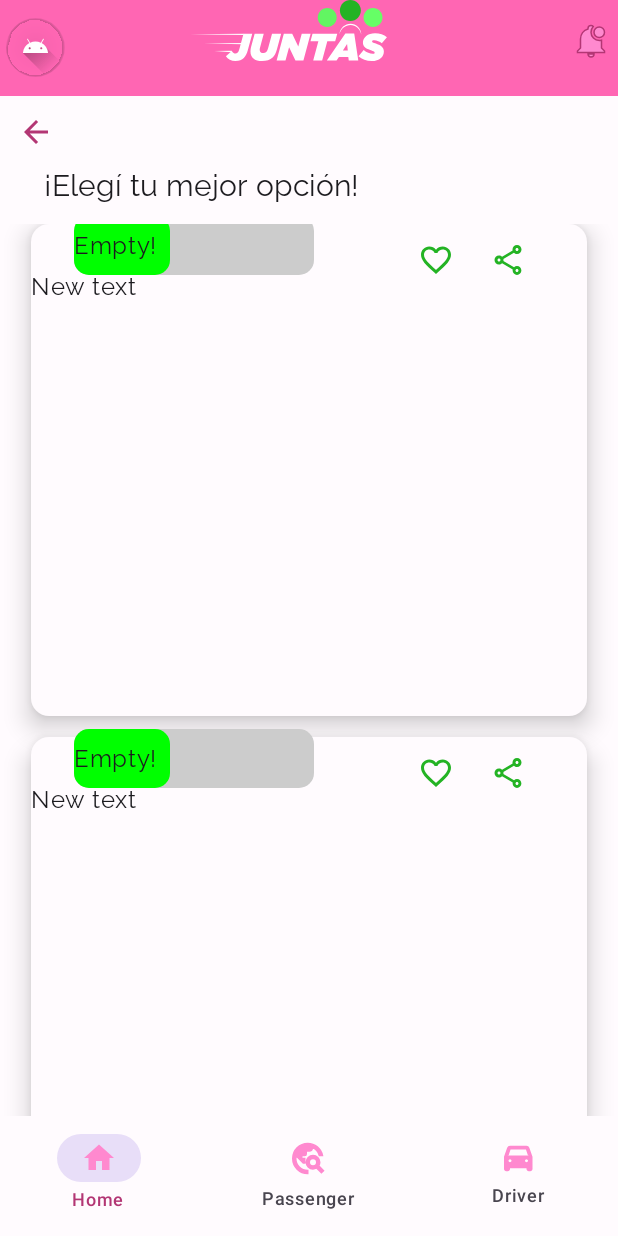
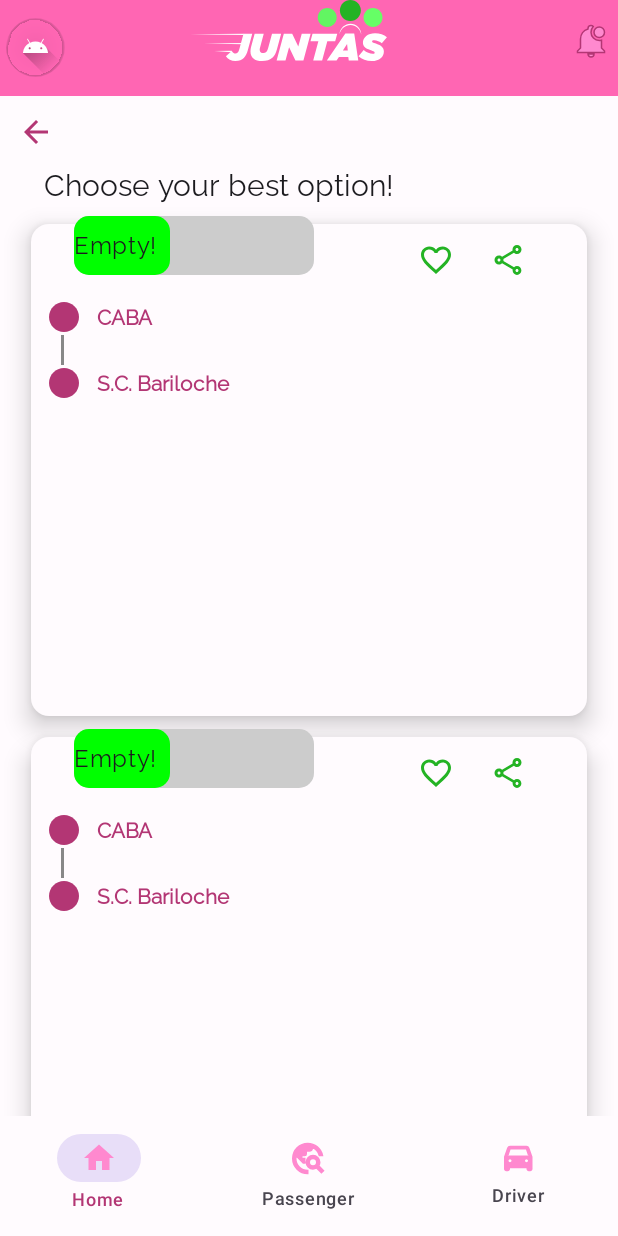
Before and after one commit to cristiangranero90/juntas-mobile, an Android app built with Jetpack Compose: the screen it shows after launch (MainActivity), on a phone screen of 412 x 824 dp. Run offline under Robolectric (Android 15) with nearby library versions, the phone set to English and light mode, and no system bars; our stand-ins replace Dagger/Hilt's generated code; pictures from the network do not load.

Commit message:
trip information added to a trip card

```diff
--- a/app/src/main/java/com/juntas/juntas_app/trip_screen/presentation/TripScreen.kt
+++ b/app/src/main/java/com/juntas/juntas_app/trip_screen/presentation/TripScreen.kt
@@ -21,8 +21,10 @@ import androidx.compose.runtime.Composable
 import androidx.compose.ui.Alignment
 import androidx.compose.ui.Modifier
 import androidx.compose.ui.draw.shadow
+import androidx.compose.ui.res.stringResource
 import androidx.compose.ui.tooling.preview.Preview
 import androidx.compose.ui.unit.dp
+import com.juntas.juntas_app.R
 import com.juntas.juntas_app.shared_components.BottomBar
 import com.juntas.juntas_app.shared_components.TopBar
 import com.juntas.juntas_app.trip_screen.presentation.components.TripCard
@@ -39,6 +41,7 @@ fun TripScreen(
             imageUrl = ""
         )},
         bottomBar = { BottomBar() }
+
     ){ paddingValues ->
         //Top info
         Column(
@@ -63,28 +66,31 @@ fun TripScreen(
                     )
                 }
             }
-            Row(
-                modifier = Modifier.fillMaxWidth(),
-                verticalAlignment = Alignment.CenterVertically,
-                horizontalArrangement = Arrangement.Start
-            ) {
-                Spacer(modifier = Modifier.width(29.dp))
-                Text(
-                    text = "¡Elegí tu mejor opción!",
-                    style = MaterialTheme.typography.titleLarge
-                )
-            }
             //Trip items
             LazyColumn(
                 modifier = Modifier
                     .fillMaxSize()
-                    .padding(top = 14.dp),
+                    .padding(),
                 state = rememberLazyListState(),
                 verticalArrangement = Arrangement.spacedBy(14.dp),
                 horizontalAlignment = Alignment.CenterHorizontally,
             ) {
-                items(15) {
-                    TripCard(onCardClick = {})
+                //TODO: See it with Andrea, scroll
+                item {
+                    Row(
+                        modifier = Modifier.fillMaxWidth(),
+                        verticalAlignment = Alignment.CenterVertically,
+                        horizontalArrangement = Arrangement.Start
+                    ) {
+                        Spacer(modifier = Modifier.width(29.dp))
+                        Text(
+                            text = stringResource(R.string.better_option) ,
+                            style = MaterialTheme.typography.titleLarge
+                        )
+                    }
+                }
+                items(5) {
+                    TripCard(onCardClick = {}, origin = "CABA", destiny = "S.C. Bariloche")
                 }
             }
         }
--- a/app/src/main/java/com/juntas/juntas_app/trip_screen/presentation/components/TripCard.kt
+++ b/app/src/main/java/com/juntas/juntas_app/trip_screen/presentation/components/TripCard.kt
@@ -4,25 +4,36 @@ import androidx.compose.foundation.background
 import androidx.compose.foundation.layout.Arrangement
 import androidx.compose.foundation.layout.Box
 import androidx.compose.foundation.layout.Column
+import androidx.compose.foundation.layout.Row
+import androidx.compose.foundation.layout.fillMaxHeight
 import androidx.compose.foundation.layout.fillMaxWidth
 import androidx.compose.foundation.layout.height
 import androidx.compose.foundation.layout.padding
+import androidx.compose.foundation.layout.width
+import androidx.compose.material.icons.Icons
+import androidx.compose.material.icons.filled.Circle
 import androidx.compose.material3.Card
 import androidx.compose.material3.CardDefaults
+import androidx.compose.material3.Divider
 import androidx.compose.material3.ExperimentalMaterial3Api
+import androidx.compose.material3.Icon
 import androidx.compose.material3.MaterialTheme
 import androidx.compose.material3.Text
 import androidx.compose.runtime.Composable
 import androidx.compose.ui.Alignment
 import androidx.compose.ui.Modifier
-import androidx.compose.ui.draw.shadow
+import androidx.compose.ui.graphics.Color
+import androidx.compose.ui.graphics.TransformOrigin
+import androidx.compose.ui.text.font.FontWeight
 import androidx.compose.ui.tooling.preview.Preview
 import androidx.compose.ui.unit.dp
 
 @OptIn(ExperimentalMaterial3Api::class)
 @Composable
 fun TripCard(
-    onCardClick: (Int) -> Unit ,
+    onCardClick: (Int) -> Unit,
+    origin: String,
+    destiny: String,
     modifier: Modifier = Modifier
 ) {
     Box(
@@ -47,13 +58,65 @@ fun TripCard(
             ) {
                 Column(
                    modifier = Modifier
+                       .fillMaxWidth()
+                       .padding(top = 50.dp , start = 10.dp),
+                    verticalArrangement = Arrangement.SpaceBetween,
+                    horizontalAlignment = Alignment.Start
+                ) {
+                    //First circle, origin
+                    Row(
+                        modifier = Modifier
+                            .fillMaxWidth(),
+                        verticalAlignment = Alignment.CenterVertically,
+                        horizontalArrangement = Arrangement.spacedBy(10.dp)
+                    ) {
+                        Icon(
+                            imageVector = Icons.Default.Circle,
+                            contentDescription = "Origin, Start",
+                            tint = MaterialTheme.colorScheme.secondary
+                        )
+                        Text(
+                            text = origin,
+                            style = MaterialTheme.typography.titleSmall,
+                            color = MaterialTheme.colorScheme.secondary,
+                            fontWeight = FontWeight.Bold
+                        )
+                    }
+                    //Vertical divider, 2.dp
+                    Row(modifier = Modifier
                         .fillMaxWidth()
-                        .padding(top = 30.dp),
-                    verticalArrangement = Arrangement.SpaceBetween,
-                ) {
-                    Text(text = "New text")
+                        .height(20.dp)
+                        .padding(horizontal = 10.dp)
+                    ) {
+                        Box(
+                            modifier = Modifier
+                                .fillMaxHeight()
+                                .background(color = Color.Gray)
+                                .width(2.dp),
+                        )
+                    }
+                    //Second circle, destiny
+                    Row(
+                        modifier = Modifier
+                            .fillMaxWidth(),
+                        verticalAlignment = Alignment.CenterVertically,
+                        horizontalArrangement = Arrangement.spacedBy(10.dp)
+                    ) {
+                        Icon(
+                            imageVector = Icons.Default.Circle,
+                            contentDescription = "Origin, Start",
+                            tint = MaterialTheme.colorScheme.secondary
+                        )
+                        Text(
+                            text = destiny,
+                            style = MaterialTheme.typography.titleSmall,
+                            color = MaterialTheme.colorScheme.secondary,
+                            fontWeight = FontWeight.Bold
+                        )
+                    }
                 }
             }
+        //Top card information
         Column(
             modifier = Modifier
                 .fillMaxWidth() ,
@@ -70,5 +133,5 @@ fun TripCard(
 @Composable
 @Preview(showBackground = true)
 fun TripCardPreview() {
-    TripCard({})
+    TripCard({}, "CABA","S.C Bariloche")
 }
--- a/app/src/main/res/values/strings.xml
+++ b/app/src/main/res/values/strings.xml
@@ -48,4 +48,5 @@
     <string name="last_seat">Last seat!</string>
     <string name="half_seats">Half seats!</string>
     <string name="empty_seats">Empty!</string>
+    <string name="better_option">Choose your best option!</string>
 </resources>
```
Also changed, not shown: 2 other files.
